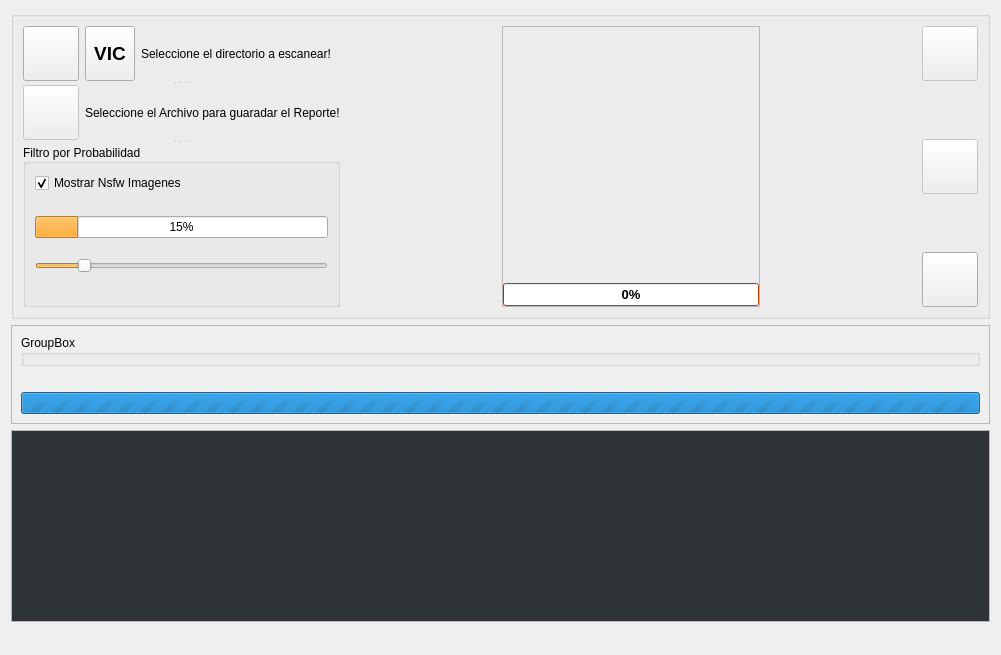
Before: the Qt Designer form src/ui/scann_ui/ui_nsfw_scann.ui in sclMAX/NsfwScannAndExplorer, drawn with Qt 5.
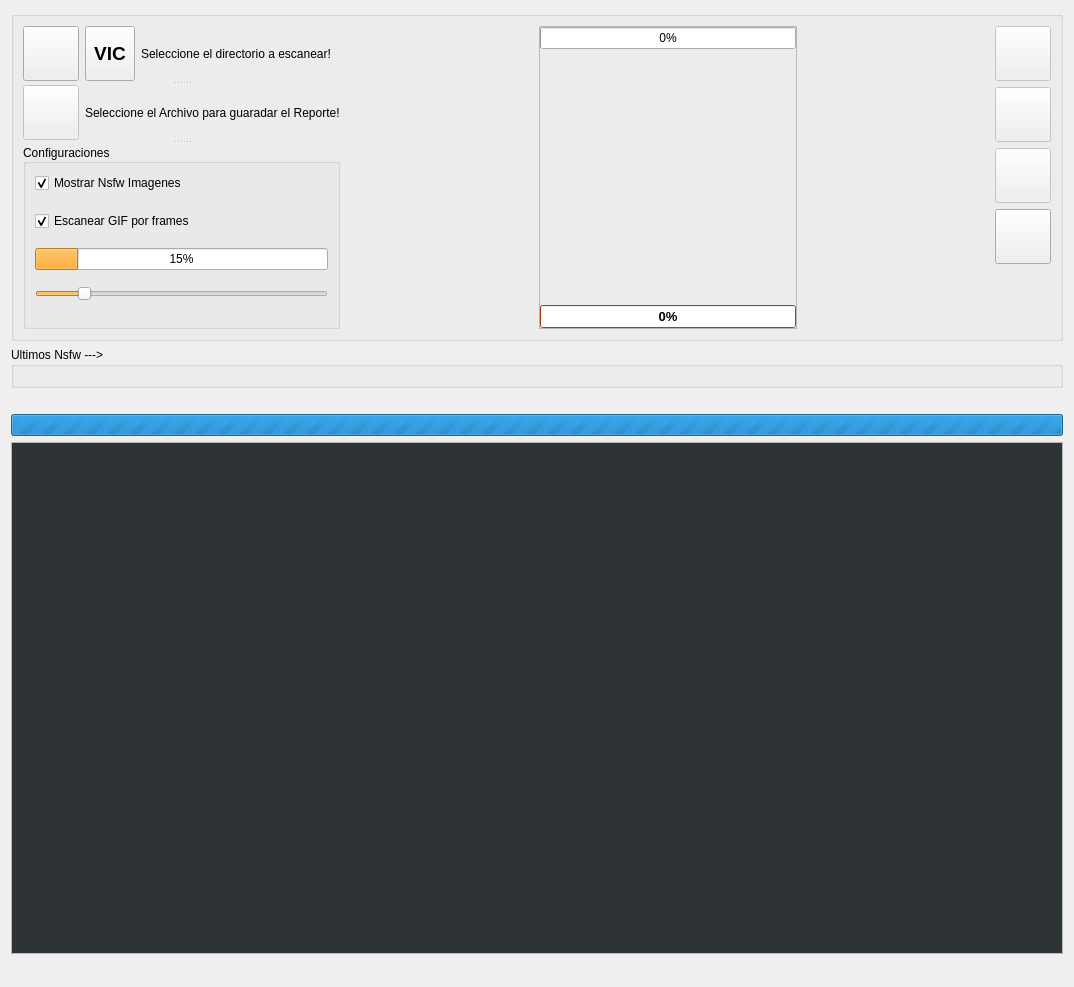
After: the same form once the commit is applied. Icons and pictures are not drawn.

```diff
--- a/src/ui/scann_ui/ui_nsfw_scann.ui
+++ b/src/ui/scann_ui/ui_nsfw_scann.ui
@@ -9,8 +9,8 @@
    <rect>
     <x>0</x>
     <y>0</y>
-    <width>1001</width>
-    <height>655</height>
+    <width>1074</width>
+    <height>987</height>
    </rect>
   </property>
   <property name="sizePolicy">
@@ -48,7 +48,7 @@
    <property name="sizeConstraint">
     <enum>QLayout::SetDefaultConstraint</enum>
    </property>
-   <item alignment="Qt::AlignTop">
+   <item>
     <widget class="QGroupBox" name="groupBox">
      <property name="sizePolicy">
       <sizepolicy hsizetype="Expanding" vsizetype="Fixed">
@@ -254,15 +254,12 @@
           </size>
          </property>
          <property name="title">
-          <string>Filtro por Probabilidad</string>
+          <string>Configuraciones</string>
          </property>
          <property name="alignment">
           <set>Qt::AlignLeading|Qt::AlignLeft|Qt::AlignVCenter</set>
          </property>
          <layout class="QVBoxLayout" name="verticalLayout_3">
-          <property name="sizeConstraint">
-           <enum>QLayout::SetDefaultConstraint</enum>
-          </property>
           <item alignment="Qt::AlignTop">
            <widget class="QCheckBox" name="chkShowImage">
             <property name="toolTip">
@@ -276,6 +273,19 @@
             </property>
            </widget>
           </item>
+          <item alignment="Qt::AlignTop">
+           <widget class="QCheckBox" name="chkGif_as_frame">
+            <property name="toolTip">
+             <string>&lt;html&gt;&lt;head/&gt;&lt;body&gt;&lt;p&gt;Si esta activado escanea los GIF por frames como a los videos, de lo contrario los escanea como imagenes.&lt;/p&gt;&lt;/body&gt;&lt;/html&gt;</string>
+            </property>
+            <property name="text">
+             <string>Escanear GIF por frames</string>
+            </property>
+            <property name="checked">
+             <bool>true</bool>
+            </property>
+           </widget>
+          </item>
           <item alignment="Qt::AlignTop">
            <widget class="QProgressBar" name="progressBarScore">
             <property name="palette">
@@ -428,6 +438,16 @@
            <property name="sizeConstraint">
             <enum>QLayout::SetFixedSize</enum>
            </property>
+           <item>
+            <widget class="QProgressBar" name="progressBar_2">
+             <property name="value">
+              <number>0</number>
+             </property>
+             <property name="alignment">
+              <set>Qt::AlignCenter</set>
+             </property>
+            </widget>
+           </item>
            <item alignment="Qt::AlignTop">
             <widget class="QLabel" name="lblImage">
              <property name="minimumSize">
@@ -894,7 +914,7 @@
       <item>
        <layout class="QVBoxLayout" name="verticalLayout">
         <property name="sizeConstraint">
-         <enum>QLayout::SetDefaultConstraint</enum>
+         <enum>QLayout::SetFixedSize</enum>
         </property>
         <item alignment="Qt::AlignTop">
          <widget class="QToolButton" name="btnStart">
@@ -925,18 +945,25 @@
           </property>
          </widget>
         </item>
-        <item>
-         <spacer name="verticalSpacer_2">
-          <property name="orientation">
-           <enum>Qt::Vertical</enum>
+        <item alignment="Qt::AlignTop">
+         <widget class="QToolButton" name="btnPause">
+          <property name="enabled">
+           <bool>false</bool>
           </property>
-          <property name="sizeHint" stdset="0">
+          <property name="text">
+           <string/>
+          </property>
+          <property name="icon">
+           <iconset>
+            <normaloff>icons/icon-handdrag.png</normaloff>icons/icon-handdrag.png</iconset>
+          </property>
+          <property name="iconSize">
            <size>
-            <width>20</width>
-            <height>40</height>
+            <width>48</width>
+            <height>48</height>
            </size>
           </property>
-         </spacer>
+         </widget>
         </item>
         <item alignment="Qt::AlignTop">
          <widget class="QToolButton" name="btnAceptar">
@@ -967,19 +994,6 @@
           </property>
          </widget>
         </item>
-        <item>
-         <spacer name="verticalSpacer">
-          <property name="orientation">
-           <enum>Qt::Vertical</enum>
-          </property>
-          <property name="sizeHint" stdset="0">
-           <size>
-            <width>20</width>
-            <height>40</height>
-           </size>
-          </property>
-         </spacer>
-        </item>
         <item alignment="Qt::AlignTop">
          <widget class="QToolButton" name="btnClose">
           <property name="minimumSize">
@@ -1006,34 +1020,49 @@
           </property>
          </widget>
         </item>
+        <item>
+         <spacer name="verticalSpacer">
+          <property name="orientation">
+           <enum>Qt::Vertical</enum>
+          </property>
+          <property name="sizeHint" stdset="0">
+           <size>
+            <width>20</width>
+            <height>40</height>
+           </size>
+          </property>
+         </spacer>
+        </item>
        </layout>
       </item>
      </layout>
     </widget>
    </item>
-   <item alignment="Qt::AlignTop">
-    <widget class="QFrame" name="frame">
+   <item>
+    <widget class="QGroupBox" name="logImages">
+     <property name="sizePolicy">
+      <sizepolicy hsizetype="Expanding" vsizetype="Fixed">
+       <horstretch>0</horstretch>
+       <verstretch>0</verstretch>
+      </sizepolicy>
+     </property>
      <property name="minimumSize">
       <size>
        <width>0</width>
        <height>0</height>
       </size>
      </property>
-     <property name="frameShape">
-      <enum>QFrame::StyledPanel</enum>
-     </property>
-     <property name="frameShadow">
-      <enum>QFrame::Raised</enum>
-     </property>
-     <layout class="QVBoxLayout" name="verticalLayout_4">
-      <item>
-       <widget class="QGroupBox" name="groupBox_3">
         <property name="title">
-         <string>GroupBox</string>
-        </property>
-       </widget>
-      </item>
-      <item alignment="Qt::AlignTop">
+      <string>Ultimos Nsfw ---&gt;</string>
+     </property>
+     <layout class="QHBoxLayout" name="horizontalLayout_4">
+      <item>
+       <layout class="QHBoxLayout" name="logImagenes_hLayout"/>
+      </item>
+     </layout>
+    </widget>
+   </item>
+   <item>
        <widget class="QLabel" name="lblProgressBar">
         <property name="sizePolicy">
          <sizepolicy hsizetype="Expanding" vsizetype="Fixed">
@@ -1049,8 +1078,11 @@
         </property>
        </widget>
       </item>
-      <item alignment="Qt::AlignTop">
+   <item>
        <widget class="QProgressBar" name="progressBar">
+     <property name="autoFillBackground">
+      <bool>true</bool>
+     </property>
         <property name="maximum">
          <number>0</number>
         </property>
@@ -1062,12 +1094,6 @@
         </property>
        </widget>
       </item>
-     </layout>
-     <zorder>progressBar</zorder>
-     <zorder>lblProgressBar</zorder>
-     <zorder>groupBox_3</zorder>
-    </widget>
-   </item>
    <item>
     <widget class="QTextEdit" name="txtLog">
      <property name="sizePolicy">
@@ -1160,7 +1186,7 @@
      </property>
     </widget>
    </item>
-   <item alignment="Qt::AlignBottom">
+   <item>
     <widget class="QLabel" name="lblScannStatus">
      <property name="sizePolicy">
       <sizepolicy hsizetype="Expanding" vsizetype="Fixed">
```
Left out of the diff: 9 changed lines with no effect on the pictures. Lines whose indentation alone changed are shown as unchanged.
